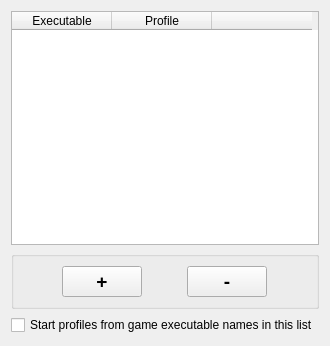
The window that facetracknoir/process_widget.ui (opentrack/opentrack) describes before a commit, drawn with Qt 5.
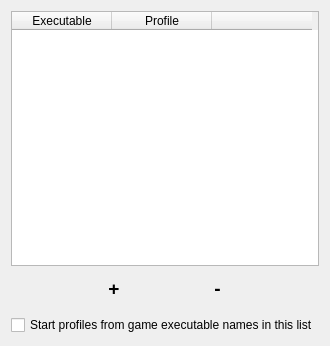
The same window after the commit. Custom widgets are drawn as their Qt base class.

Commit message: ui: nix game-detector groupbox border

What changed in the file:
```diff
--- a/facetracknoir/process_widget.ui
+++ b/facetracknoir/process_widget.ui
@@ -41,13 +41,16 @@
        <verstretch>0</verstretch>
       </sizepolicy>
      </property>
-     <property name="flat">
-     <bool>true</bool>
+     <property name="styleSheet">
+      <string notr="true">border: 0;</string>
      </property>
      <property name="title">
       <string/>
      </property>
      <layout class="QHBoxLayout" name="horizontalLayout">
+      <property name="topMargin">
+       <number>5</number>
+      </property>
       <item>
        <widget class="QPushButton" name="add">
         <property name="sizePolicy">
```
